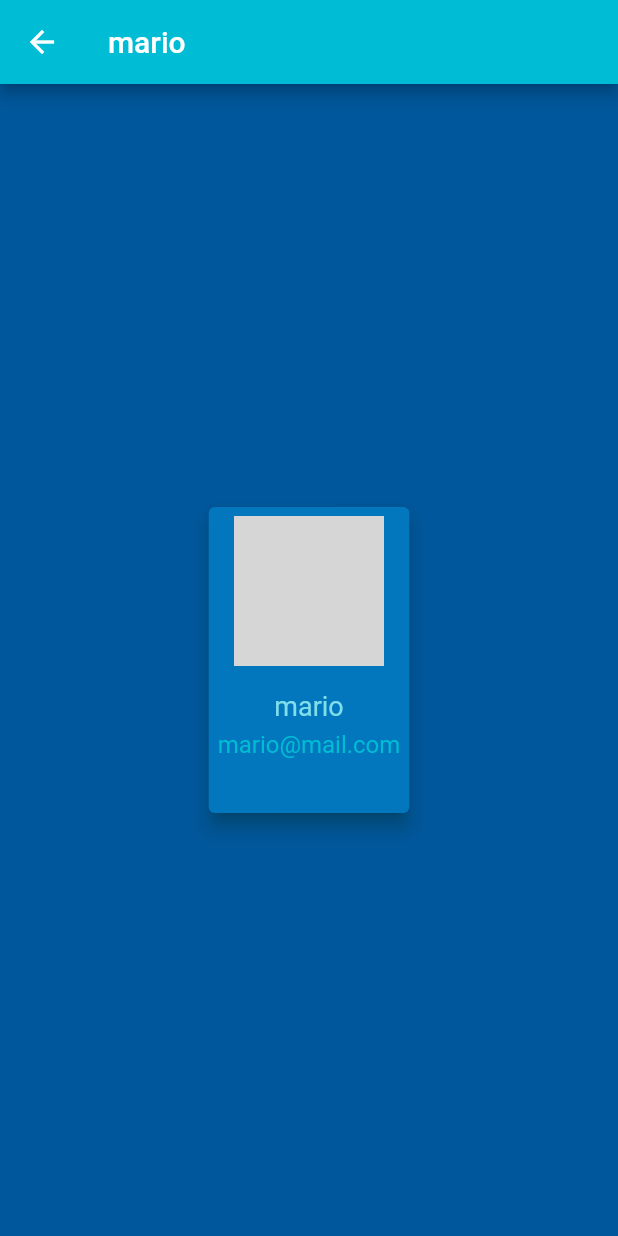
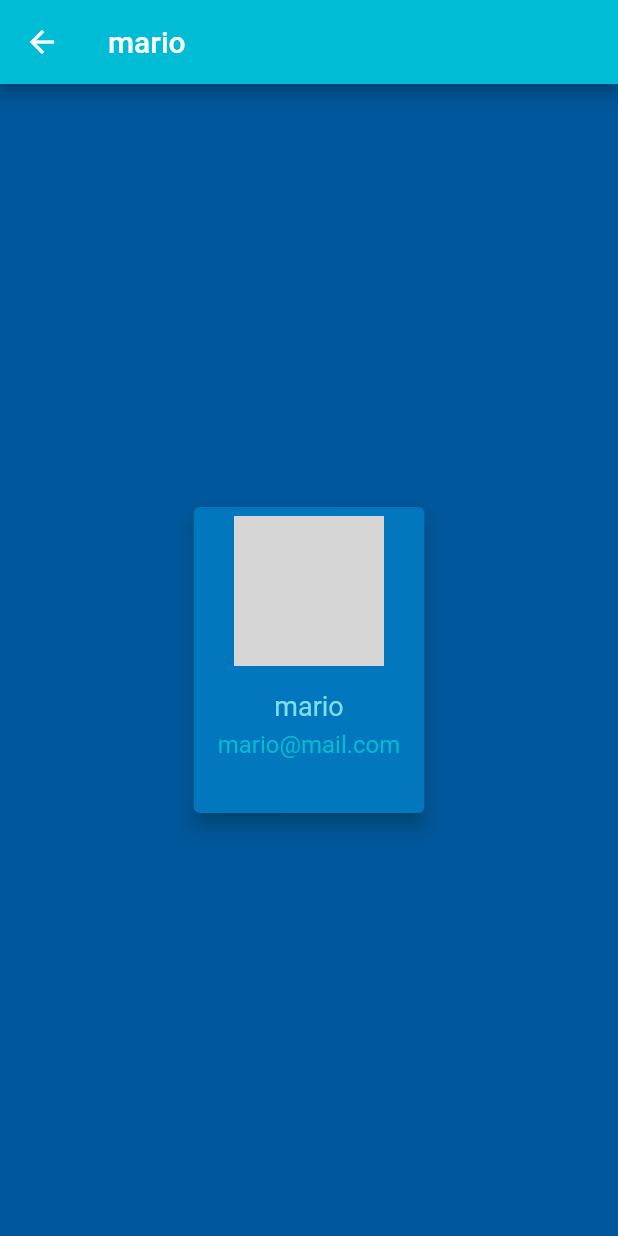
Before and after one commit to Mariobahaa/Flutter_Day3_ITI, a Flutter app: the screen it shows after launch, after a tap on "mario", on a phone screen of 412 x 824 dp. Run offline on Flutter 3.47's test engine with Material 2 defaults, Android fonts, the phone set to English and light mode, and no system bars; network calls fail; grey boxes are pictures that could not be loaded.

Commit message:
Styling Update

```diff
--- a/lib/components/ucard.dart
+++ b/lib/components/ucard.dart
@@ -18,7 +18,7 @@ class UCard extends StatelessWidget {
         color: Colors.lightBlue.shade800,
         shadowColor: Colors.cyan.shade900,
         child: Padding(
-          padding: const EdgeInsets.symmetric(vertical: 6.0, horizontal: 6.0),
+          padding: const EdgeInsets.symmetric(vertical: 6.0, horizontal: 16.0),
           child: Column(
             children: [
               Container(
```
